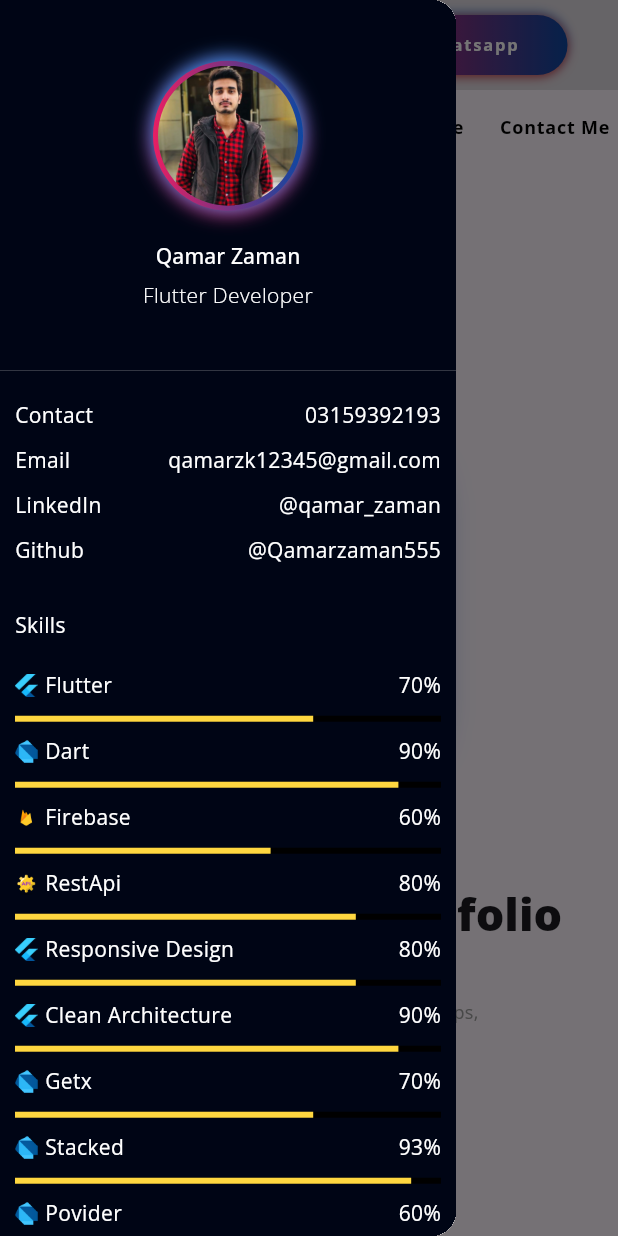
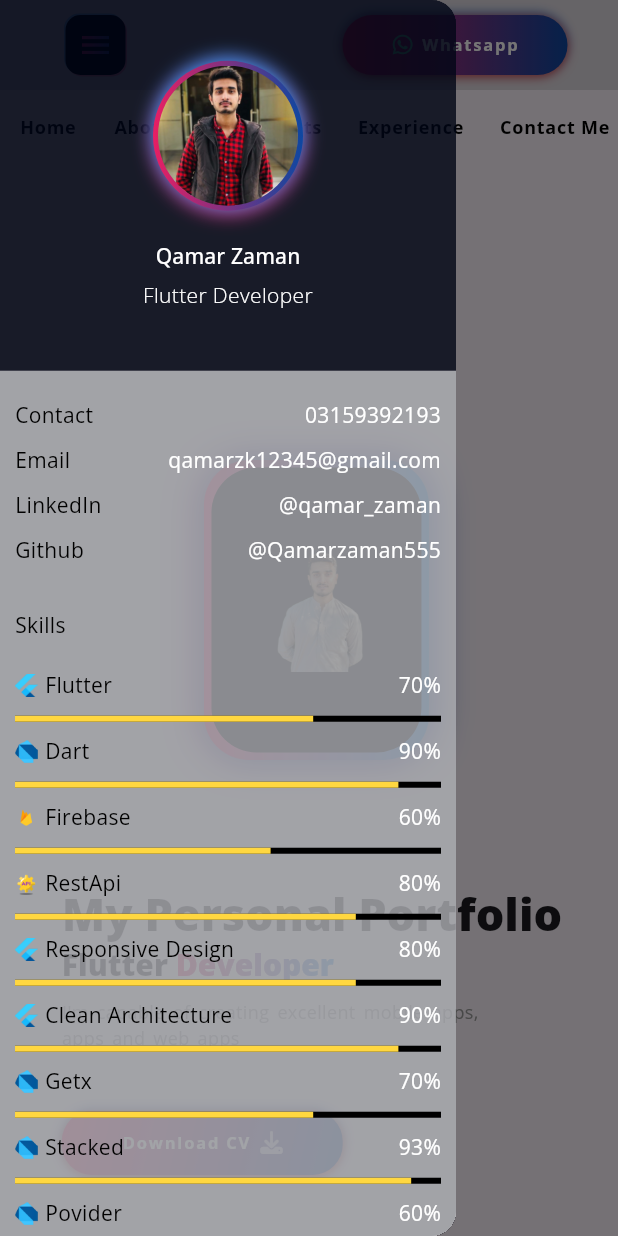
Before and after one commit to Qamarzaman555/qamar_zk_portfolio, a Flutter app: the screen it shows after launch, after a tap on the "menu" icon, on a phone screen of 412 x 824 dp. Run offline on Flutter 3.47's test engine with Material 3 defaults, Android fonts, the phone set to English and light mode, and no system bars; our stand-ins replace carousel_slider, flutter_svg, font_awesome_flutter, get, google_fonts, photo_view and 1 more.

Commit message:
working on ui part

```diff
--- a/lib/view model/getx_controllers/experience_controller.dart
+++ b/lib/view model/getx_controllers/experience_controller.dart
@@ -2,7 +2,8 @@ import 'package:get/get.dart';
 
 class ExperienceController extends GetxController {
   RxList<bool> hovers = List.generate(13, (_) => false).obs;
-  onHover(int index, bool value) {
+
+  void onHover(int index, bool value) {
     hovers[index] = value;
   }
 }
--- a/lib/view/contact_me/components/contact_me_form_small.dart
+++ b/lib/view/contact_me/components/contact_me_form_small.dart
@@ -17,7 +17,7 @@ class ContactMeFormSmall extends StatelessWidget {
             style: Theme.of(context)
                 .primaryTextTheme
                 .titleSmall!
-                .copyWith(color: Colors.white54, fontSize: 12),
+                .copyWith(color: Colors.black, fontSize: 12),
           ),
           const SizedBox(height: 8),
           UKTextField(
@@ -38,7 +38,7 @@ class ContactMeFormSmall extends StatelessWidget {
                 style: Theme.of(context)
                     .primaryTextTheme
                     .titleSmall!
-                    .copyWith(color: Colors.white54, fontSize: 12),
+                    .copyWith(color: Colors.black, fontSize: 12),
               ),
               const SizedBox(height: 8),
               UKTextField(
@@ -61,7 +61,7 @@ class ContactMeFormSmall extends StatelessWidget {
                 style: Theme.of(context)
                     .primaryTextTheme
                     .titleSmall!
-                    .copyWith(color: Colors.white54, fontSize: 12),
+                    .copyWith(color: Colors.black, fontSize: 12),
               ),
               const SizedBox(height: 8),
               UKTextField(
@@ -81,7 +81,7 @@ class ContactMeFormSmall extends StatelessWidget {
             style: Theme.of(context)
                 .primaryTextTheme
                 .titleSmall!
-                .copyWith(color: Colors.white54, fontSize: 12),
+                .copyWith(color: Colors.black, fontSize: 12),
           ),
           const SizedBox(height: 8),
           UKTextField(
--- a/lib/view/contact_me/components/side_title_column.dart
+++ b/lib/view/contact_me/components/side_title_column.dart
@@ -21,27 +21,25 @@ class SideTitle extends StatelessWidget {
         const SizedBox(height: 20),
         Row(
           children: [
-            const Icon(Icons.phone_outlined, color: Colors.white30, size: 24),
-            Text(
-              '+923159392193',
-              style: Theme.of(context)
-                  .primaryTextTheme
-                  .titleSmall
-                  ?.copyWith(color: Colors.white30),
-            ),
+            const Icon(Icons.phone_outlined, color: Colors.black38, size: 24),
+            Text('+923159392193',
+                style: Theme.of(context)
+                    .primaryTextTheme
+                    .titleSmall!
+                    .apply(color: Colors.black38)),
           ],
         ),
         const SizedBox(height: 8),
         Row(
           children: [
             const Icon(Icons.mail_outline_outlined,
-                color: Colors.white30, size: 24),
+                color: Colors.black38, size: 24),
             Text(
               'qamarzk12345@gmail.com',
               style: Theme.of(context)
                   .textTheme
                   .titleSmall
-                  ?.copyWith(color: Colors.white30),
+                  ?.apply(color: Colors.black38),
             ),
           ],
         ),
--- a/lib/view/contact_me/contact_me.dart
+++ b/lib/view/contact_me/contact_me.dart
@@ -21,7 +21,7 @@ class ContactMeView extends StatelessWidget {
             ? const EdgeInsets.symmetric(horizontal: 24, vertical: 12)
             : const EdgeInsets.only(top: 60, left: 24, right: 24, bottom: 120),
         decoration: BoxDecoration(
-            color: Colors.orange, borderRadius: BorderRadius.circular(20)),
+            color: Colors.black12, borderRadius: BorderRadius.circular(20)),
         child: Padding(
           padding: responsive
               ? const EdgeInsets.symmetric(horizontal: 24, vertical: 12)
--- /dev/null
+++ b/lib/view/experiences/components/card_background_image.dart
@@ -0,0 +1,40 @@
+import 'package:flutter/material.dart';
+
+import '../../../view model/getx_controllers/experience_controller.dart';
+
+class BackgroundImage extends StatelessWidget {
+  const BackgroundImage({
+    super.key,
+    required this.controller,
+    required this.index,
+  });
+
+  final ExperienceController controller;
+  final int index;
+
+  @override
+  Widget build(BuildContext context) {
+    return AnimatedPositioned(
+      duration: const Duration(milliseconds: 700),
+      height: MediaQuery.of(context).size.height * 0.5,
+      width: 300,
+      curve: Curves.easeInOut,
+      top: controller.hovers[index] ? 100 : 0,
+      child: AnimatedContainer(
+        duration: const Duration(milliseconds: 500),
+        decoration: BoxDecoration(
+          borderRadius: BorderRadius.only(
+            topLeft: Radius.circular(controller.hovers[index] ? 0 : 30),
+            topRight: Radius.circular(controller.hovers[index] ? 0 : 30),
+            bottomLeft: const Radius.circular(30),
+            bottomRight: const Radius.circular(30),
+          ),
+          image: const DecorationImage(
+            image: AssetImage('assets/images/image3.jpg'),
+            fit: BoxFit.cover,
+          ),
+        ),
+      ),
+    );
+  }
+}
--- a/lib/view/experiences/components/certificates_details.dart
+++ /dev/null
@@ -1,126 +0,0 @@
-import 'package:flutter/cupertino.dart';
-import 'package:flutter/material.dart';
-import 'package:get/get.dart';
-import 'package:url_launcher/url_launcher.dart';
-import '../../../model/certificate_model.dart';
-import '../../../res/constants.dart';
-import '../../../view model/getx_controllers/experience_controller.dart';
-
-class CertificateStack extends StatelessWidget {
-  final controller = Get.put(ExperienceController());
-  CertificateStack({super.key, required this.index});
-  final int index;
-  @override
-  Widget build(BuildContext context) {
-    return InkWell(
-      onHover: (value) {
-        controller.onHover(index, value);
-      },
-      onTap: () {},
-      borderRadius: BorderRadius.circular(30),
-      child: AnimatedContainer(
-          padding: const EdgeInsets.all(defaultPadding),
-          height: double.infinity,
-          width: double.infinity,
-          decoration: BoxDecoration(
-              borderRadius: BorderRadius.circular(30), color: bgColor),
-          duration: const Duration(milliseconds: 500),
-          child: SingleChildScrollView(
-            child: Column(
-              crossAxisAlignment: CrossAxisAlignment.start,
-              children: [
-                Text(
-                  certificateList[index].name,
-                  style: Theme.of(context).textTheme.bodyLarge!.copyWith(
-                      color: Colors.white, fontWeight: FontWeight.bold),
-                  maxLines: 1,
-                  overflow: TextOverflow.ellipsis,
-                ),
-                const SizedBox(
-                  height: defaultPadding,
-                ),
-                Row(
-                  mainAxisAlignment: MainAxisAlignment.spaceBetween,
-                  children: [
-                    Text(
-                      certificateList[index].organization,
-                      style: const TextStyle(color: Colors.amber),
-                    ),
-                    Text(
-                      certificateList[index].date,
-                      style: const TextStyle(color: Colors.grey, fontSize: 12),
-                    ),
-                  ],
-                ),
-                const SizedBox(
-                  height: defaultPadding / 2,
-                ),
-                Text.rich(
-                  maxLines: 3,
-                  TextSpan(
-                      text: 'Skills : ',
-                      style: const TextStyle(
-                        color: Colors.white,
-                      ),
-                      children: [
-                        TextSpan(
-                          text: certificateList[index].skills,
-                          style: const TextStyle(
-                              color: Colors.grey,
-                              overflow: TextOverflow.ellipsis),
-                        )
-                      ]),
-                ),
-                const SizedBox(
-                  height: defaultPadding,
-                ),
-                if (certificateList[index].credential != null)
-                  InkWell(
-                    onTap: () {
-                      launchUrl(
-                          Uri.parse(certificateList[index].credential ?? ''));
-                    },
-                    child: Container(
-                      height: 40,
-                      width: 150,
-                      decoration: BoxDecoration(
-                          borderRadius: BorderRadius.circular(30),
-                          gradient: LinearGradient(colors: [
-                            Colors.pink,
-                            Colors.blue.shade900,
-                          ]),
-                          boxShadow: const [
-                            BoxShadow(
-                                color: Colors.blue,
-                                offset: Offset(0, -1),
-                                blurRadius: 5),
-                            BoxShadow(
-                                color: Colors.red,
-                                offset: Offset(0, 1),
-                                blurRadius: 5),
-                          ]),
-                      child: const Row(
-                        mainAxisAlignment: MainAxisAlignment.center,
-                        children: [
-                          Text(
-                            'Credentials',
-                            style: TextStyle(color: Colors.white, fontSize: 10),
-                          ),
-                          SizedBox(
-                            width: 5,
-                          ),
-                          Icon(
-                            CupertinoIcons.arrow_turn_up_right,
-                            color: Colors.white,
-                            size: 10,
-                          )
-                        ],
-                      ),
-                    ),
-                  ),
-              ],
-            ),
-          )),
-    );
-  }
-}
--- a/lib/view/experiences/components/certification_grid.dart
+++ /dev/null
@@ -1,47 +0,0 @@
-import 'package:flutter/material.dart';
-import 'package:get/get.dart';
-import '../../../model/certificate_model.dart';
-import '../../../res/constants.dart';
-import '../../../view model/getx_controllers/experience_controller.dart';
-import 'certificates_details.dart';
-
-class CertificateGrid extends StatelessWidget {
-  final int crossAxisCount;
-  final double ratio;
-  CertificateGrid({super.key, this.crossAxisCount = 3, this.ratio = 1.3});
-  final controller = Get.put(ExperienceController());
-  @override
-  Widget build(BuildContext context) {
-    return GridView.builder(
-      padding: const EdgeInsets.symmetric(horizontal: 30),
-      itemCount: certificateList.length,
-      gridDelegate: SliverGridDelegateWithFixedCrossAxisCount(
-          crossAxisCount: crossAxisCount, childAspectRatio: ratio),
-      itemBuilder: (context, index) {
-        return Obx(() => AnimatedContainer(
-            duration: const Duration(milliseconds: 200),
-            margin: const EdgeInsets.symmetric(
-                vertical: defaultPadding, horizontal: defaultPadding),
-            decoration: BoxDecoration(
-                borderRadius: BorderRadius.circular(30),
-                gradient: const LinearGradient(colors: [
-                  Colors.pinkAccent,
-                  Colors.blue,
-                ]),
-                boxShadow: [
-                  BoxShadow(
-                    color: Colors.pink,
-                    offset: const Offset(-2, 0),
-                    blurRadius: controller.hovers[index] ? 20 : 10,
-                  ),
-                  BoxShadow(
-                    color: Colors.blue,
-                    offset: const Offset(2, 0),
-                    blurRadius: controller.hovers[index] ? 20 : 10,
-                  ),
-                ]),
-            child: CertificateStack(index: index)));
-      },
-    );
-  }
-}
--- /dev/null
+++ b/lib/view/experiences/components/experience_card_grid.dart
@@ -0,0 +1,50 @@
+import 'package:flutter/material.dart';
+import 'package:get/get.dart';
+import '../../../model/experience_model.dart';
+import '../../../view model/getx_controllers/experience_controller.dart';
+import 'card_background_image.dart';
+import 'organization_and_role_details.dart';
+import 'skills_and_credentials_details.dart';
+
+class CertificateGrid extends StatelessWidget {
+  final int crossAxisCount;
+  final double ratio;
+
+  CertificateGrid({super.key, this.crossAxisCount = 3, this.ratio = 1.3});
+
+  final controller = Get.put(ExperienceController());
+
+  @override
+  Widget build(BuildContext context) {
+    return GridView.builder(
+      padding: const EdgeInsets.symmetric(horizontal: 30),
+      itemCount: certificateList.length,
+      gridDelegate: SliverGridDelegateWithFixedCrossAxisCount(
+          crossAxisCount: crossAxisCount,
+          childAspectRatio: ratio,
+          mainAxisSpacing: 16),
+      itemBuilder: (context, index) {
+        return Obx(
+          () => MouseRegion(
+            onEnter: (_) => controller.onHover(index, true),
+            onExit: (_) => controller.onHover(index, false),
+            child: Stack(
+              children: [
+                SizedBox(
+                  height: MediaQuery.of(context).size.height * 0.5,
+                  width: 300,
+                ),
+                BackgroundImage(controller: controller, index: index),
+                if (controller.hovers[index])
+                  SkillsAndCredentials(controller: controller, index: index)
+                else
+                  const SizedBox.shrink(),
+                OrganizationAndRole(controller: controller, index: index),
+              ],
+            ),
+          ),
+        );
+      },
+    );
+  }
+}
--- /dev/null
+++ b/lib/view/experiences/components/organization_and_role_details.dart
@@ -0,0 +1,63 @@
+import 'package:flutter/material.dart';
+
+import '../../../model/certificate_model.dart';
+import '../../../view model/getx_controllers/experience_controller.dart';
+
+class OrganizationAndRole extends StatelessWidget {
+  const OrganizationAndRole({
+    super.key,
+    required this.controller,
+    required this.index,
+  });
+
+  final ExperienceController controller;
+  final int index;
+
+  @override
+  Widget build(BuildContext context) {
+    return AnimatedPositioned(
+      duration: const Duration(milliseconds: 500),
+      curve: Curves.easeInOut,
+      top: controller.hovers[index] ? 0 : 60,
+      child: AnimatedContainer(
+        duration: const Duration(milliseconds: 500),
+        width: 300,
+        height: 100,
+        decoration: BoxDecoration(
+          color: controller.hovers[index] ? Colors.black12 : Colors.white54,
+          borderRadius: BorderRadius.only(
+            topLeft: Radius.circular(controller.hovers[index] ? 30 : 0),
+            topRight: Radius.circular(controller.hovers[index] ? 30 : 0),
+          ),
+        ),
+        child: Column(
+          mainAxisAlignment: MainAxisAlignment.center,
+          crossAxisAlignment: CrossAxisAlignment.center,
+          children: [
+            Text(
+              certificateList[index].name,
+              style: const TextStyle(
+                fontSize: 20,
+                fontWeight: FontWeight.bold,
+              ),
+            ),
+            Text(
+              certificateList[index].organization,
+              style: const TextStyle(
+                fontSize: 15,
+                color: Colors.black45,
+              ),
+            ),
+            Text(
+              certificateList[index].date,
+              style: const TextStyle(
+                fontSize: 12,
+                color: Colors.black45,
+              ),
+            ),
+          ],
+        ),
+      ),
+    );
+  }
+}
--- a/lib/view/experiences/experience.dart
+++ b/lib/view/experiences/experience.dart
@@ -1,7 +1,7 @@
 import 'package:flutter/material.dart';
 import '../../res/constants.dart';
 import '../../view model/responsive.dart';
-import 'components/certification_grid.dart';
+import 'components/experience_card_grid.dart';
 import 'components/title_text.dart';
 
 class ExperienceView extends StatelessWidget {
@@ -20,23 +20,24 @@ class ExperienceView extends StatelessWidget {
               height: defaultPadding,
             ),
           const CombineExperienceTitle(),
-          const SizedBox(
-            height: defaultPadding,
-          ),
+          const SizedBox(height: defaultPadding),
           Expanded(
+              child: Padding(
+            padding: const EdgeInsets.all(20.0),
             child: Responsive(
                 desktop: CertificateGrid(
                   crossAxisCount: 3,
-                    ratio: 1.6,
+                  ratio: 1.5,
                 ),
                 extraLargeScreen:
-                      CertificateGrid(crossAxisCount: 4, ratio: 1.6),
+                    CertificateGrid(crossAxisCount: 4, ratio: 1.5),
                 largeMobile: CertificateGrid(crossAxisCount: 1, ratio: 1.6),
                 mobile: CertificateGrid(crossAxisCount: 1, ratio: 1.4),
                 tablet: CertificateGrid(
                   ratio: 1.3,
                   crossAxisCount: 2,
-                  )))
+                )),
+          ))
         ],
       ),
     );
--- a/lib/view/main/components/drawer/about.dart
+++ b/lib/view/main/components/drawer/about.dart
@@ -9,7 +9,7 @@ class About extends StatelessWidget {
     return AspectRatio(
       aspectRatio: 1.23,
       child: Container(
-        color: bgColor,
+        color: bgColor.withOpacity(0.55),
         child: Column(
           children: [
             const Spacer(
--- a/lib/view/main/components/drawer/drawer.dart
+++ b/lib/view/main/components/drawer/drawer.dart
@@ -11,13 +11,13 @@ class CustomDrawer extends StatelessWidget {
   @override
   Widget build(BuildContext context) {
     return Drawer(
-      backgroundColor: primaryColor,
+      backgroundColor: bgColor.withOpacity(0.55),
       child: SingleChildScrollView(
         child: Column(
           children: [
             const About(),
             Container(
-              color: bgColor,
+              color: Colors.white54,
               child: const Padding(
                 padding: EdgeInsets.all(defaultPadding / 2),
                 child: Column(
--- a/lib/view/main/components/drawer/header_info.dart
+++ b/lib/view/main/components/drawer/header_info.dart
@@ -8,11 +8,14 @@ class AreaInfoText extends StatelessWidget {
   @override
   Widget build(BuildContext context) {
     return Padding(
-      padding:  const EdgeInsets.only(bottom: defaultPadding/2),
+      padding: const EdgeInsets.only(bottom: defaultPadding / 2),
       child: Row(
         mainAxisAlignment: MainAxisAlignment.spaceBetween,
         children: [
-          Text(title,style: const TextStyle(color: Colors.white),),
+          Text(
+            title,
+            style: const TextStyle(color: Colors.black),
+          ),
           Text(text),
         ],
       ),
--- a/lib/view/main/components/drawer/knowledges.dart
+++ b/lib/view/main/components/drawer/knowledges.dart
@@ -15,7 +15,7 @@ class Knowledges extends StatelessWidget {
           padding: EdgeInsets.symmetric(vertical: 10),
           child: Text(
             'Knowledge',
-            style: TextStyle(color: Colors.white),
+            style: TextStyle(color: Colors.black),
           ),
         ),
         KnowledgeText(knowledge: 'Flutter, Dart'),
--- a/lib/view/main/components/drawer/my_skill.dart
+++ b/lib/view/main/components/drawer/my_skill.dart
@@ -31,7 +31,7 @@ class AnimatedLinearProgressIndicator extends StatelessWidget {
                   ),
                   Text(
                     title,
-                    style: const TextStyle(color: Colors.white),
+                    style: const TextStyle(color: Colors.black),
                   ),
                   const Spacer(),
                   Text('${(value * 100).toInt().toString()}%'),
--- a/lib/view/main/components/drawer/personal_info.dart
+++ b/lib/view/main/components/drawer/personal_info.dart
@@ -23,7 +23,7 @@ class PersonalInfo extends StatelessWidget {
         ),
         Text(
           'Skills',
-          style: TextStyle(color: Colors.white),
+          style: TextStyle(color: Colors.black),
         ),
         SizedBox(
           height: defaultPadding,
```
Also changed, not shown: lib/model/experience_model.dart (renamed from lib/model/certificate_model.dart, +10 -2 lines), lib/view/contact_me/components/contact_me_form_desktop.dart (+4 -4 lines), lib/view/experiences/components/skills_and_credentials_details.dart (added, +74 -0 lines), assets/images/image3.jpg (added). Lines whose indentation alone changed are shown as unchanged.
